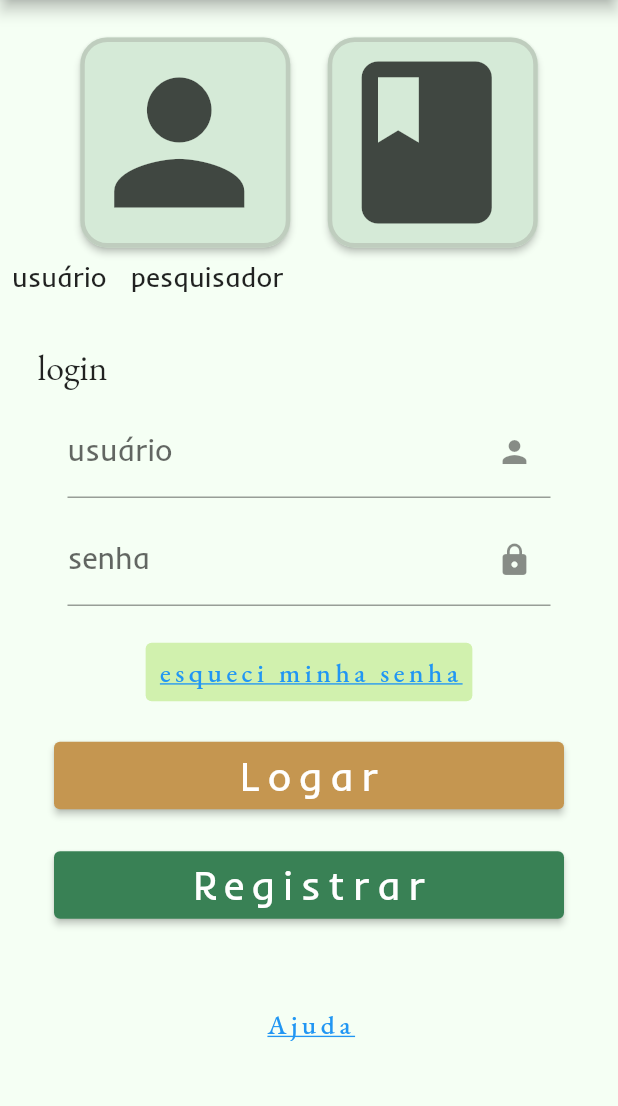
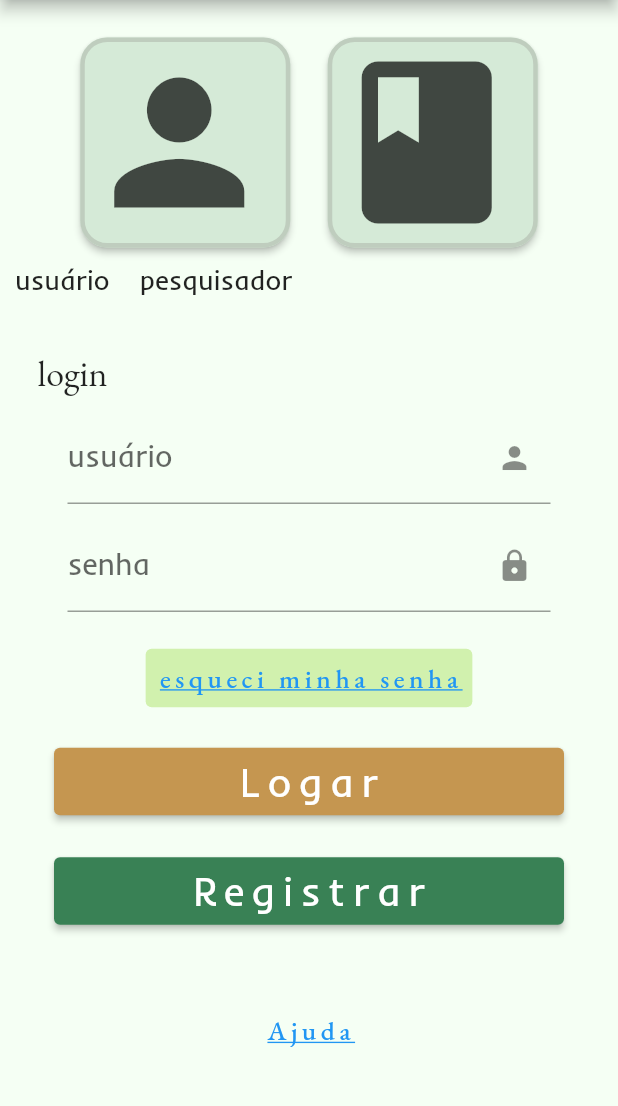
Before and after one commit to GabrielPilato/RiberCerra, a Flutter app: the screen it shows after launch, on a phone screen of 412 x 824 dp, the part 84-1190 px from its top. Run offline on Flutter 3.47's test engine with Material 2 defaults, Android fonts, the phone set to English and light mode, and no system bars; our stand-ins replace cloud_firestore, device_preview, easy_splash_screen, firebase_auth, firebase_core, firebase_storage and 2 more; accounts and stored records are empty.

```diff
--- a/lib/view/tela_principal.dart
+++ b/lib/view/tela_principal.dart
@@ -136,12 +136,12 @@ class _TelaPrincipalState extends State<TelaPrincipal> {
           Row(
             children: [
               Padding(
-                padding: const EdgeInsets.all(8.0),
+                padding: const EdgeInsets.all(10.0),
                 child: Text('usuário',
                     style: TextStyle(fontSize: 18, fontFamily: 'Inder')),
               ),
               Padding(
-                padding: const EdgeInsets.all(8.0),
+                padding: const EdgeInsets.all(10.0),
                 child: Text('pesquisador',
                     style: TextStyle(fontSize: 18, fontFamily: 'Inder')),
               ),
--- a/pubspec.yaml
+++ b/pubspec.yaml
@@ -5,6 +5,7 @@ version: 0.1.0
 
 environment:
   sdk: '>=2.19.2 <3.0.0'
+
 
 dependencies:
   image_picker: ^0.8.4+4
```
